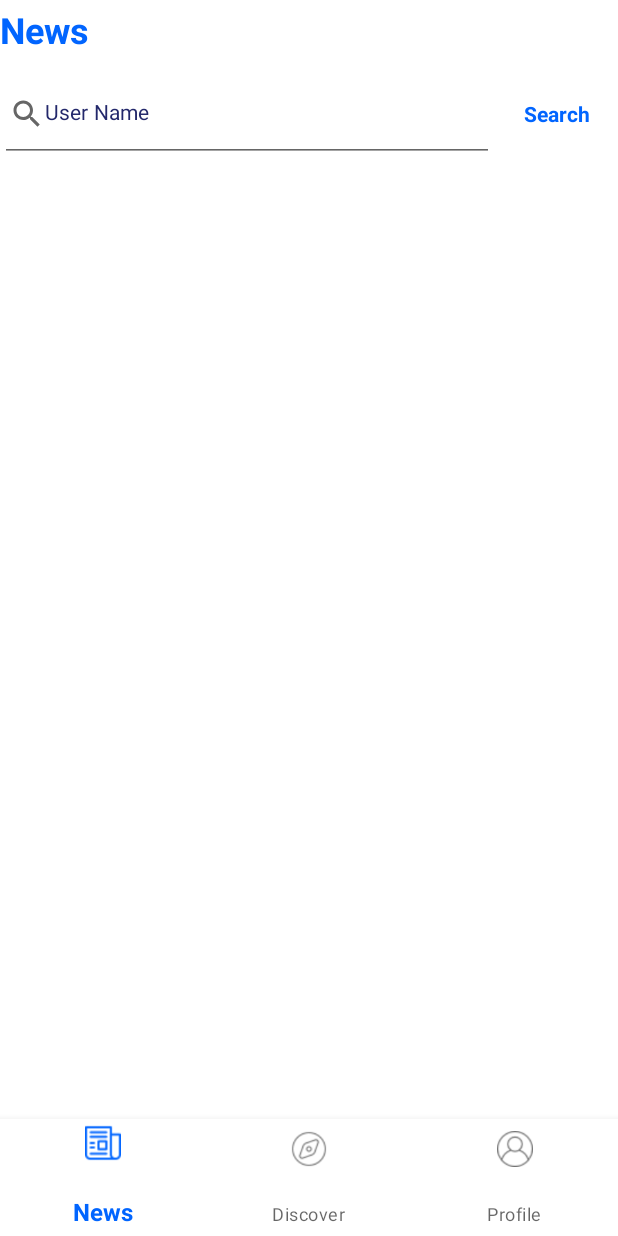
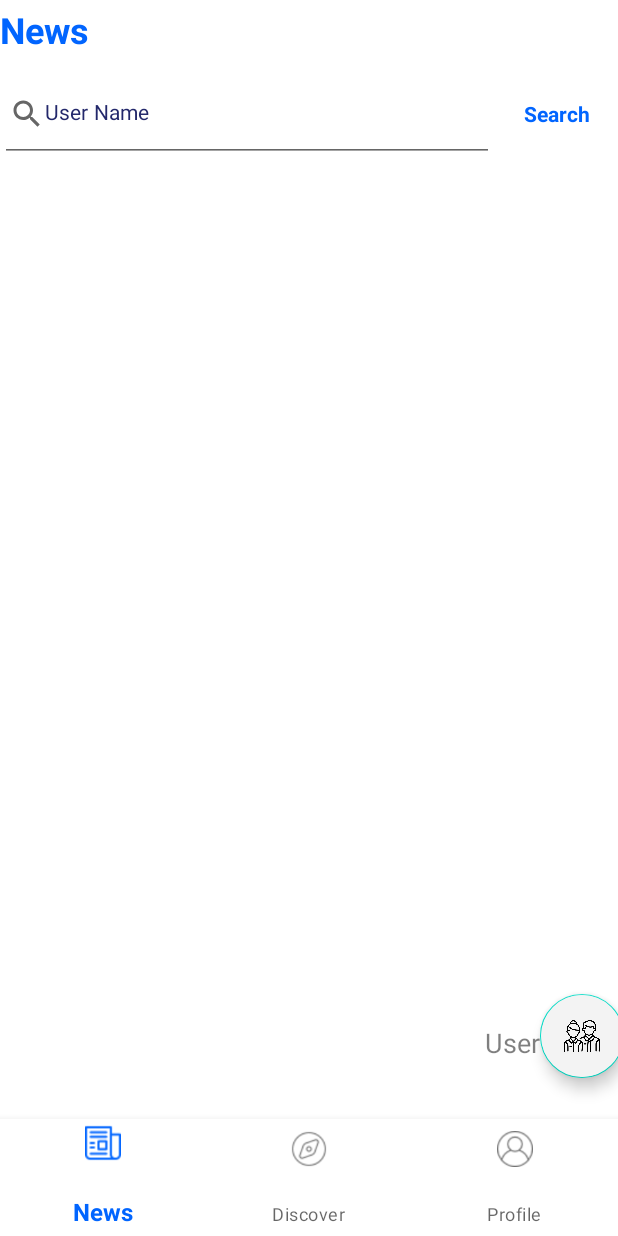
Before and after one commit to Dara-G6/Lost-and-found, an Android app: the fragment DiscoverFragment placed in its activity, on a phone screen of 412 x 824 dp. Run offline under Robolectric (Android 15) with nearby library versions, the phone set to English and light mode, and no system bars; our stand-ins replace Firebase (no records; nobody signed in at launch, a user with empty details on screens opened directly), Picasso; pictures from the network do not load.

Commit message:
update string

```diff
--- a/app/src/main/java/com/example/lostandfound/Adapter/HistoryAdapter.kt
+++ b/app/src/main/java/com/example/lostandfound/Adapter/HistoryAdapter.kt
@@ -83,7 +83,7 @@ class HistoryAdapter(context: Context, resource: Int,list:ArrayList<Post>,activi
         dialog.window!!.attributes=ip
 
         val textHeader = dialog.findViewById<TextView>(R.id.TextHeader)
-        textHeader.text = "Do you want to delete this post?"
+        textHeader.text = context.getString(R.string.ask_delete_post)
 
         val btnYes = dialog.findViewById<Button>(R.id.BtnYes)
         btnYes.setOnClickListener {
--- a/app/src/main/java/com/example/lostandfound/ChangePasswordActivity.kt
+++ b/app/src/main/java/com/example/lostandfound/ChangePasswordActivity.kt
@@ -1,13 +1,13 @@
 package com.example.lostandfound
 
 import android.app.Dialog
-import androidx.appcompat.app.AppCompatActivity
 import android.os.Bundle
 import android.view.Gravity
 import android.view.WindowManager
 import android.widget.Button
 import android.widget.TextView
 import android.widget.Toast
+import androidx.appcompat.app.AppCompatActivity
 import androidx.core.view.isVisible
 import com.example.lostandfound.Customize.hideKeyboard
 import com.example.lostandfound.databinding.ActivityChangePasswordBinding
@@ -56,7 +56,7 @@ class ChangePasswordActivity : AppCompatActivity() {
         dialog.window!!.attributes=ip
 
         val textHeader = dialog.findViewById<TextView>(R.id.TextHeader)
-        textHeader.text = "Do you want to update your password?"
+        textHeader.text = getString(R.string.ask_update_password)
 
         val btnYes = dialog.findViewById<Button>(R.id.BtnYes)
         btnYes.setOnClickListener {
--- a/app/src/main/java/com/example/lostandfound/DeleteAccountActivity.kt
+++ b/app/src/main/java/com/example/lostandfound/DeleteAccountActivity.kt
@@ -66,7 +66,7 @@ class DeleteAccountActivity : AppCompatActivity() {
         dialog.window!!.attributes=ip
 
         val textHeader = dialog.findViewById<TextView>(R.id.TextHeader)
-        textHeader.text = "Do you want to delete your account?"
+        textHeader.text = getString(R.string.ask_delete_account)
 
         val btnYes = dialog.findViewById<Button>(R.id.BtnYes)
         btnYes.setOnClickListener {
--- a/app/src/main/java/com/example/lostandfound/DetailUserActivity.kt
+++ b/app/src/main/java/com/example/lostandfound/DetailUserActivity.kt
@@ -40,7 +40,7 @@ class DetailUserActivity : AppCompatActivity() {
         val email = intent.getStringExtra("Email")
         binding.TextEmail.text = email
         binding.TextName.text = name
-        binding.TextHeader.text = "User : $name"
+        binding.TextHeader.text = "${getString(R.string.user)} : $name"
         Picasso.get().load(profile).into(binding.ProfileUser)
         val list = ArrayList<Post>()
 
--- a/app/src/main/java/com/example/lostandfound/EditPostActivity.kt
+++ b/app/src/main/java/com/example/lostandfound/EditPostActivity.kt
@@ -97,7 +97,7 @@ class EditPostActivity : AppCompatActivity() {
         dialog.window!!.attributes=ip
 
         val textHeader = dialog.findViewById<TextView>(R.id.TextHeader)
-        textHeader.text = "Do you want to update this post?"
+        textHeader.text = getString(R.string.ask_edit_post)
 
         val btnYes = dialog.findViewById<Button>(R.id.BtnYes)
         btnYes.setOnClickListener {
--- a/app/src/main/java/com/example/lostandfound/EditProfileActivity.kt
+++ b/app/src/main/java/com/example/lostandfound/EditProfileActivity.kt
@@ -109,7 +109,7 @@ class EditProfileActivity : AppCompatActivity() {
         dialog.window!!.attributes=ip
 
         val textHeader = dialog.findViewById<TextView>(R.id.TextHeader)
-        textHeader.text = "Do you want to update your profile?"
+        textHeader.text = getString(R.string.ask_update_profile)
 
         val btnYes = dialog.findViewById<Button>(R.id.BtnYes)
         btnYes.setOnClickListener {
--- a/app/src/main/java/com/example/lostandfound/Fragment/DiscoverFragment.kt
+++ b/app/src/main/java/com/example/lostandfound/Fragment/DiscoverFragment.kt
@@ -45,11 +45,13 @@ class DiscoverFragment() : Fragment() {
             activity?.hideKeyboard(binding.root)
         }
 
+        countUsers()
         return binding.root
     }
 
     override fun onResume() {
         super.onResume()
+        countUsers()
         binding.TextName.setText("")
     }
 
@@ -92,6 +94,13 @@ class DiscoverFragment() : Fragment() {
         }
     }
 
+    private fun countUsers(){
+        database.get().addOnSuccessListener {
+            if (it.exists()){
+                binding.TextCountUsers.text = "${getString(R.string.users)} : ${it.childrenCount}"
+            }
+        }
+    }
 
 
 }
--- a/app/src/main/res/layout/dialog_ask.xml
+++ b/app/src/main/res/layout/dialog_ask.xml
@@ -8,6 +8,7 @@
         android:layout_width="match_parent"
         android:layout_height="wrap_content"
         android:text=""
+        android:fontFamily="@font/odormeanchey"
         android:textSize="28dp"
         android:textColor="@color/white"
         android:textAlignment="center"
@@ -32,6 +33,7 @@
         <Button
             android:layout_width="0dp"
             android:text="@string/no"
+            android:fontFamily="@font/odormeanchey"
             android:textColor="@color/blue"
             android:textStyle="bold"
             android:textSize="18dp"
@@ -43,6 +45,7 @@
         <Button
             android:layout_width="0dp"
             android:text="@string/yes"
+            android:fontFamily="@font/odormeanchey"
             android:textColor="@color/primary"
             android:textStyle="bold"
             android:textSize="18dp"
--- a/app/src/main/res/layout/fragment_discover.xml
+++ b/app/src/main/res/layout/fragment_discover.xml
@@ -1,9 +1,11 @@
 <?xml version="1.0" encoding="utf-8"?>
 <LinearLayout xmlns:android="http://schemas.android.com/apk/res/android"
+    xmlns:app="http://schemas.android.com/apk/res-auto"
     xmlns:tools="http://schemas.android.com/tools"
     android:layout_width="match_parent"
     android:orientation="vertical"
     android:layout_height="match_parent"
+    android:weightSum="10"
     tools:context=".Fragment.DiscoverFragment">
 
     <LinearLayout
@@ -41,9 +43,41 @@
 
     <ListView
         android:layout_margin="10dp"
+        android:layout_weight="9.5"
         android:layout_width="match_parent"
-        android:layout_height="wrap_content"
+        android:layout_height="0dp"
         android:id="@+id/ListUsers"/>
+
+    <LinearLayout
+        android:layout_width="match_parent"
+        android:orientation="horizontal"
+        android:weightSum="4"
+        android:layout_weight="0.5"
+        android:layout_height="wrap_content">
+        <TextView
+            android:layout_width="0dp"
+            android:layout_weight="3.5"
+            android:text="@string/users"
+            android:gravity="center_vertical"
+            android:textAlignment="textEnd"
+            android:textSize="18dp"
+            android:fontFamily="@font/odormeanchey"
+            android:textColor="@color/black_50"
+            android:id="@+id/TextCountUsers"
+            android:layout_height="match_parent"
+            tools:ignore="RtlCompat" />
+
+        <com.google.android.material.floatingactionbutton.FloatingActionButton
+            android:id="@+id/floatingActionButton2"
+            android:layout_width="0dp"
+            android:layout_height="wrap_content"
+            android:layout_weight="3.5"
+            style="@style/Widget.AppCompat.Button.Borderless"
+            android:clickable="true"
+            android:layout_marginTop="16dp"
+            android:backgroundTint="@color/gray"
+            android:src="@drawable/others" />
+    </LinearLayout>
 
 
 </LinearLayout>
--- a/app/src/main/res/values/colors.xml
+++ b/app/src/main/res/values/colors.xml
@@ -12,4 +12,5 @@
     <color name="blue">#23286b</color>
     <color name="gray">#f3f3f3</color>
     <color name="red">#FFCC4827</color>
+    <color name="black_50">#80000000</color>
 </resources>
--- a/app/src/main/res/values/strings.xml
+++ b/app/src/main/res/values/strings.xml
@@ -61,4 +61,10 @@
     <string name="photo">Photo</string>
     <string name="new_confirm_password">New Confirm Password</string>
     <string name="user_name">User Name</string>
+    <string name="users">User</string>
+    <string name="ask_update_profile">Do you want to update your profile?</string>
+    <string name="ask_update_password">Do you want to update your password?</string>
+    <string name="ask_delete_account">Do you want to delete your account?</string>
+    <string name="ask_delete_post">Do you want to delete this post?</string>
+    <string name="ask_edit_post">Do you want to update this post?</string>
 </resources>
```
Also changed, not shown: app/src/main/java/com/example/lostandfound/SettingActivity.kt (+5 -2 lines), 1 other file.
